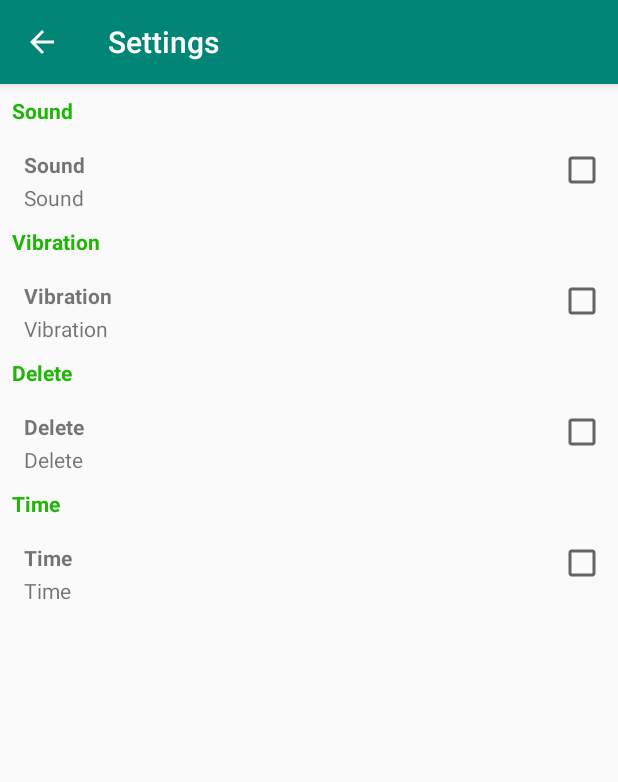
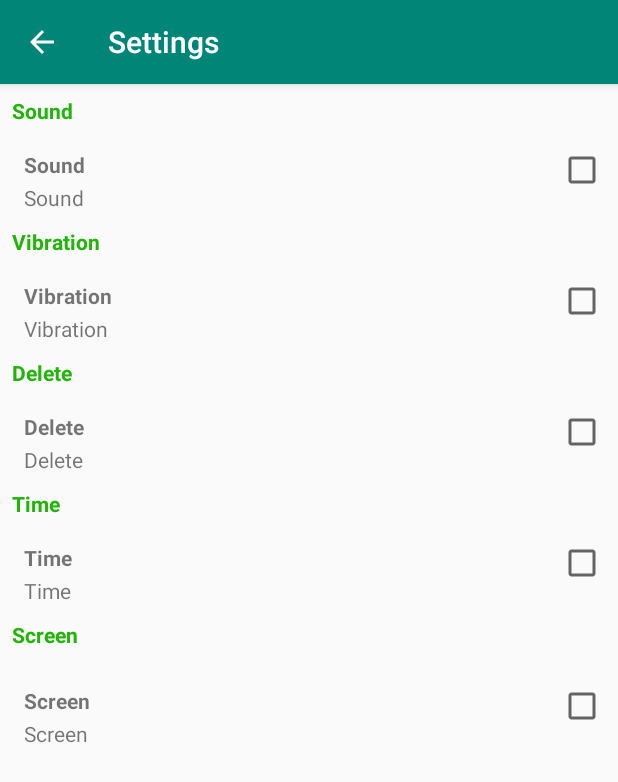
Before and after one commit to Diy2210/EasyCounterMaster, an Android app: the SettingsActivity screen opened directly, with no data from a screen before it, on a phone screen of 412 x 824 dp. Shown: the top 782 px of the screen. Run offline under Robolectric (Android 15) with nearby library versions, the phone set to English and light mode, and no system bars.

Commit message:
add new settings screen on add multiple counters activity add files

```diff
--- a/app/src/main/AndroidManifest.xml
+++ b/app/src/main/AndroidManifest.xml
@@ -40,6 +40,12 @@
             android:parentActivityName=".MainActivity"
             android:screenOrientation="portrait"
             android:theme="@style/AppTheme" />
+        <activity
+            android:name=".MultipleCounterActivity"
+            android:label="@string/multipul_counters"
+            android:parentActivityName=".MainActivity"
+            android:screenOrientation="portrait"
+            android:theme="@style/AppTheme"/>
     </application>
 
 </manifest>
--- a/app/src/main/java/com/example/diy2210/easycounter/ECApp.java
+++ b/app/src/main/java/com/example/diy2210/easycounter/ECApp.java
@@ -8,10 +8,12 @@ public class ECApp extends Application {
     public static Boolean vibration = false;
     public static Boolean delete = false;
     public static Boolean time = false;
+    public static Boolean screenOn = false;
     public static String title = "";
     public static String description = "";
     public static Integer valueInt = 0;
     public static String step = "";
     public static Integer counterType = 1;
+    public static Integer multipleCounter = 1;
 
 }
--- a/app/src/main/java/com/example/diy2210/easycounter/SettingsActivity.java
+++ b/app/src/main/java/com/example/diy2210/easycounter/SettingsActivity.java
@@ -2,7 +2,6 @@ package com.example.diy2210.easycounter;
 
 import android.support.v7.app.AppCompatActivity;
 import android.os.Bundle;
-import android.view.View;
 import android.widget.CheckBox;
 import android.widget.CompoundButton;
 
@@ -12,6 +11,7 @@ public class SettingsActivity extends AppCompatActivity {
     private CheckBox vibrationCheckBox;
     private CheckBox deleteCheckBox;
     private CheckBox timeCheckBox;
+    private CheckBox screenCheckBox;
 
     @Override
     protected void onCreate(Bundle savedInstanceState) {
@@ -65,5 +65,17 @@ public class SettingsActivity extends AppCompatActivity {
                 ECApp.time = isChecked;
             }
         });
+
+        screenCheckBox = findViewById(R.id.screenCheckBox);
+        if (ECApp.time) {
+            screenCheckBox.setChecked(true);
+        }
+
+        screenCheckBox.setOnCheckedChangeListener(new CompoundButton.OnCheckedChangeListener() {
+            @Override
+            public void onCheckedChanged(CompoundButton buttonView, boolean isChecked) {
+                ECApp.screenOn = isChecked;
+            }
+        });
     }
 }
--- /dev/null
+++ b/app/src/main/res/drawable/ic_multipul_add.xml
@@ -0,0 +1,5 @@
+<vector android:height="24dp" android:tint="#FFFFFF"
+    android:viewportHeight="24.0" android:viewportWidth="24.0"
+    android:width="24dp" xmlns:android="http://schemas.android.com/apk/res/android">
+    <path android:fillColor="#FF000000" android:pathData="M4,6L2,6v14c0,1.1 0.9,2 2,2h14v-2L4,20L4,6zM20,2L8,2c-1.1,0 -2,0.9 -2,2v12c0,1.1 0.9,2 2,2h12c1.1,0 2,-0.9 2,-2L22,4c0,-1.1 -0.9,-2 -2,-2zM19,11h-4v4h-2v-4L9,11L9,9h4L13,5h2v4h4v2z"/>
+</vector>
--- a/app/src/main/res/layout/activity_settings.xml
+++ b/app/src/main/res/layout/activity_settings.xml
@@ -271,6 +271,74 @@
             app:layout_constraintTop_toTopOf="parent" />
     </android.support.constraint.ConstraintLayout>
 
+    <android.support.constraint.ConstraintLayout
+        android:id="@+id/constraintLayoutScreen"
+        android:layout_width="match_parent"
+        android:layout_height="wrap_content"
+        android:layout_marginTop="8dp"
+        app:layout_constraintEnd_toEndOf="parent"
+        app:layout_constraintHorizontal_bias="0.0"
+        app:layout_constraintStart_toStartOf="parent"
+        app:layout_constraintTop_toBottomOf="@+id/constraintLayoutTimePosition">
+
+        <TextView
+            android:layout_width="wrap_content"
+            android:layout_height="wrap_content"
+            android:layout_marginStart="8dp"
+            android:text="@string/screen"
+            android:textColor="#21b409"
+            android:textStyle="bold"
+            app:layout_constraintBottom_toBottomOf="parent"
+            app:layout_constraintStart_toStartOf="parent"
+            app:layout_constraintTop_toTopOf="parent" />
+    </android.support.constraint.ConstraintLayout>
+
+    <android.support.constraint.ConstraintLayout
+        android:id="@+id/constraintLayoutScreenPosition"
+        android:layout_width="match_parent"
+        android:layout_height="60dp"
+        android:layout_marginTop="8dp"
+        app:layout_constraintEnd_toEndOf="parent"
+        app:layout_constraintHorizontal_bias="0.0"
+        app:layout_constraintStart_toStartOf="parent"
+        app:layout_constraintTop_toBottomOf="@+id/constraintLayoutScreen">
+
+        <TextView
+            android:id="@+id/textViewScreen"
+            android:layout_width="wrap_content"
+            android:layout_height="wrap_content"
+            android:layout_marginStart="16dp"
+            android:layout_marginBottom="8dp"
+            android:text="@string/screen"
+            android:textStyle="bold"
+            app:layout_constraintBottom_toBottomOf="parent"
+            app:layout_constraintStart_toStartOf="parent"
+            app:layout_constraintTop_toTopOf="parent" />
+
+        <TextView
+            android:layout_width="wrap_content"
+            android:layout_height="wrap_content"
+            android:layout_marginStart="16dp"
+            android:layout_marginTop="8dp"
+            android:layout_marginBottom="8dp"
+            android:text="@string/screen"
+            app:layout_constraintBottom_toBottomOf="parent"
+            app:layout_constraintStart_toStartOf="parent"
+            app:layout_constraintTop_toBottomOf="@+id/textViewScreen" />
+
+        <CheckBox
+            android:id="@+id/screenCheckBox"
+            android:layout_width="wrap_content"
+            android:layout_height="wrap_content"
+            android:layout_marginTop="8dp"
+            android:layout_marginEnd="8dp"
+            android:layout_marginBottom="8dp"
+            android:checked="false"
+            app:layout_constraintBottom_toBottomOf="parent"
+            app:layout_constraintEnd_toEndOf="parent"
+            app:layout_constraintTop_toTopOf="parent" />
+    </android.support.constraint.ConstraintLayout>
+
 
 
 </android.support.constraint.ConstraintLayout>
--- a/app/src/main/res/layout/new_counter_item.xml
+++ b/app/src/main/res/layout/new_counter_item.xml
@@ -172,7 +172,7 @@
                 app:layout_constraintTop_toTopOf="parent" />
 
             <RadioGroup
-                android:id="@+id/radioGfroup"
+                android:id="@+id/radioGroup"
                 android:layout_width="wrap_content"
                 android:layout_height="wrap_content"
                 android:layout_marginStart="8dp"
--- a/app/src/main/res/menu/activity_main_drawer.xml
+++ b/app/src/main/res/menu/activity_main_drawer.xml
@@ -9,9 +9,13 @@
             android:icon="@drawable/ic_add"
             android:title="@string/create_counter" />
         <item
+            android:id="@+id/nav_create_multipul_counter"
+            android:icon="@drawable/ic_multipul_add"
+            android:title="@string/create_multipul_counter" />
+        <item
             android:id="@+id/nav_my_counter"
             android:icon="@drawable/ic_my_counter"
-            android:title="@string/my_counter" />
+            android:title="@string/my_counters" />
         <item
             android:id="@+id/nav_settings"
             android:icon="@drawable/ic_settings"
--- a/app/src/main/res/values/strings.xml
+++ b/app/src/main/res/values/strings.xml
@@ -2,8 +2,6 @@
     <string name="app_name">EasyCounter</string>
     <string name="navigation_drawer_open">Open navigation drawer</string>
     <string name="navigation_drawer_close">Close navigation drawer</string>
-    <string name="nav_header_title">Android Studio</string>
-    <string name="nav_header_subtitle">android.studio@android.com</string>
     <string name="nav_header_desc">Navigation header</string>
     <string name="action_settings">Settings</string>
 
@@ -14,7 +12,9 @@
 
     <!-- Drawer Strings -->
     <string name="create_counter">Create counter</string>
+    <string name="create_multipul_counter">Create multipul counter</string>
     <string name="my_counters">My counters</string>
+    <string name="multipul_counters">Multipul counters</string>
     <string name="settings">Settings</string>
 
     <!-- Settings Strings -->
@@ -22,6 +22,7 @@
     <string name="vibration">Vibration</string>
     <string name="delete">Delete</string>
     <string name="time">Time</string>
+    <string name="screen">Screen</string>
 
     <!-- Dialog New Counter Strings -->
     <string name="title">Title</string>
```
Also changed, not shown: app/src/main/java/com/example/diy2210/easycounter/MainActivity.java (+53 -8 lines), app/src/main/java/com/example/diy2210/easycounter/MultipleCounterActivity.java (added, +13 -0 lines), app/src/main/res/layout/activity_multiple_counter.xml (added, +118 -0 lines), app/src/main/res/layout/multipul_counter_item.xml (added, +71 -0 lines).
